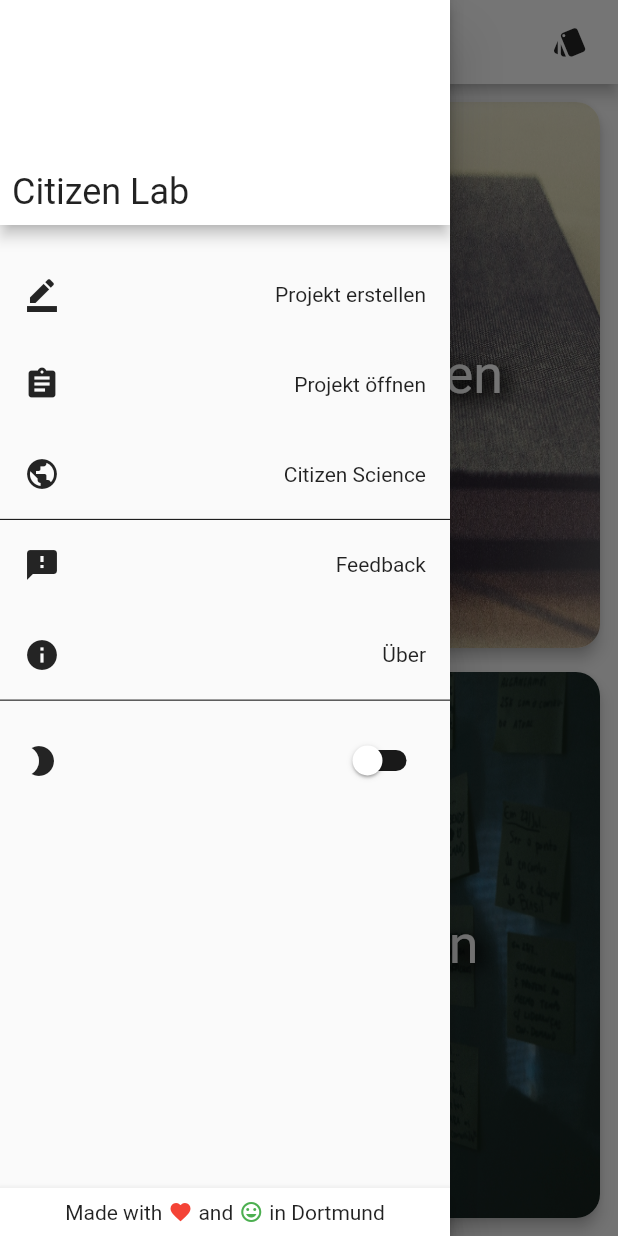
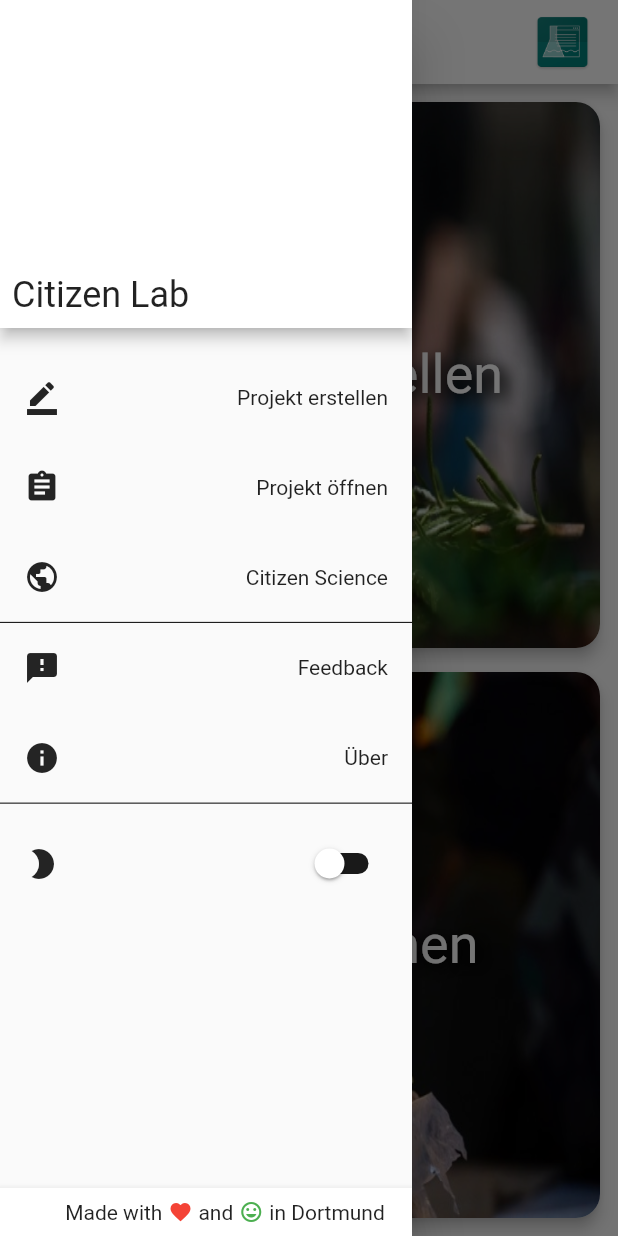
Before and after one commit to RahmiTufanoglu/citizen_lab, a Flutter app: the HomePage screen opened by its route, with the side drawer open, on a phone screen of 412 x 824 dp. Run offline on Flutter 3.47's test engine with Material 2 defaults, Android fonts, the phone set to English and light mode, and no system bars; our stand-ins replace csv, geolocator, image_picker, photo_view, share, shared_preferences and 2 more; accounts and stored records are empty.

Commit message:
add new images

```diff
--- a/lib/collapsing_appbar_page.dart
+++ b/lib/collapsing_appbar_page.dart
@@ -18,8 +18,7 @@ class CollapsingAppBarPage extends StatelessWidget {
   @override
   Widget build(BuildContext context) {
     final double pageHeight = MediaQuery.of(context).size.height;
-    const double toolbarHeight = kToolbarHeight;
-    double statusBarHeight = MediaQuery.of(context).padding.top;
+    final double statusBarHeight = MediaQuery.of(context).padding.top;
 
     return NestedScrollView(
       headerSliverBuilder: (
@@ -40,7 +39,7 @@ class CollapsingAppBarPage extends StatelessWidget {
               onPressed: () => Navigator.pop(context),
             ),
             flexibleSpace: Padding(
-              padding: EdgeInsets.only(top: toolbarHeight + statusBarHeight),
+              padding: EdgeInsets.only(top: kToolbarHeight + statusBarHeight),
               child: FlexibleSpaceBar(
                 //title: text,
                 collapseMode: CollapseMode.pin,
--- a/lib/home/home_page.dart
+++ b/lib/home/home_page.dart
@@ -75,25 +75,27 @@ class _HomePageState extends State<HomePage>
   }
 
   Widget _buildAppBar() {
+    final String citizenLab = 'Citizen Lab';
+
     return AppBar(
       elevation: 4.0,
       title: GestureDetector(
-        //onPanStart: (_) => _enableDarkMode(),
         onPanStart: (_) => _themeChanger.setTheme(),
         child: Container(
           width: double.infinity,
           child: Tooltip(
-            message: '',
-            child: Text('Citizen Lab'),
+            message: citizenLab,
+            child: Text(citizenLab),
           ),
         ),
       ),
       actions: <Widget>[
-        IconButton(
-          icon: Icon(Icons.style),
-          onPressed: () => null,
+        Image(
+          height: 42.0,
+          width: 42.0,
+          image: AssetImage('assets/ic_launcher.png'),
         ),
-        SizedBox(width: 8.0),
+        SizedBox(width: 16.0),
       ],
     );
   }
@@ -105,13 +107,17 @@ class _HomePageState extends State<HomePage>
   }*/
 
   Widget _buildDrawer() {
+    final double screenHeight = MediaQuery.of(context).size.height;
+    final double statusBarHeight = MediaQuery.of(context).padding.top;
+    final double drawerHeaderHeight =
+        (screenHeight / 3) - kToolbarHeight - statusBarHeight;
+
+    final String citizenLab = 'Citizen Lab';
+
     return MainDrawer(
       children: <Widget>[
         Container(
-          height: 150.0,
-          decoration: BoxDecoration(
-            shape: BoxShape.rectangle,
-          ),
+          height: drawerHeaderHeight,
           child: Card(
             shape: Border(),
             margin: const EdgeInsets.all(0.0),
@@ -120,7 +126,7 @@ class _HomePageState extends State<HomePage>
               child: Padding(
                 padding: const EdgeInsets.all(8.0),
                 child: Text(
-                  app_title,
+                  citizenLab,
                   style: TextStyle(fontSize: 24.0),
                 ),
               ),
@@ -225,7 +231,7 @@ class _HomePageState extends State<HomePage>
     );
   }
 
-  _onChangedSwitch(bool value) {
+  void _onChangedSwitch(bool value) {
     value
         //? _themeChanger.setTheme(appDarkTheme())
         ? _themeChanger.setTheme()
@@ -279,7 +285,7 @@ class _HomePageState extends State<HomePage>
                     children: <Widget>[
                       Expanded(
                         child: CardImageWithText(
-                          asset: 'assets/images/notes_2.jpg',
+                          asset: 'assets/images/background.jpg',
                           title: 'Projekt erstellen',
                           fontColor: Colors.white,
                           onTap: () {
@@ -293,7 +299,7 @@ class _HomePageState extends State<HomePage>
                       SizedBox(height: 8.0),
                       Expanded(
                         child: CardImageWithText(
-                          asset: 'assets/images/notes_1.jpg',
+                          asset: 'assets/images/background_3.jpg',
                           title: 'Projekt öffnen',
                           fontColor: Colors.white,
                           onTap: () {
--- a/lib/home/main_drawer.dart
+++ b/lib/home/main_drawer.dart
@@ -1,5 +1,5 @@
+import 'package:citizen_lab/custom_widgets/made_with_love_text_box.dart';
 import 'package:flutter/material.dart';
-import 'package:citizen_lab/custom_widgets/made_with_love_text_box.dart';
 
 class MainDrawer extends StatelessWidget {
   final String location;
@@ -12,12 +12,13 @@ class MainDrawer extends StatelessWidget {
 
   @override
   Widget build(BuildContext context) {
+    final double screenWidth = MediaQuery.of(context).size.width;
+
     return SizedBox(
-      width: 300.0,
+      width: screenWidth / 1.5,
       child: Drawer(
         elevation: 16.0,
         child: Stack(
-          alignment: Alignment.center,
           children: <Widget>[
             Container(
               child: ListView(children: children),
--- a/pubspec.yaml
+++ b/pubspec.yaml
@@ -67,6 +67,11 @@ flutter:
    - assets/images/beerengarten_in_koenigshardt.jpg
    - assets/images/beerengarten_in_sterkrade.jpg
    - assets/images/speisepilzgarten.jpg
+   - assets/ic_launcher.png
+   - assets/images/background.jpg
+   - assets/images/background_2.jpg
+   - assets/images/background_3.jpg
+   - assets/images/background_4.jpg
    - assets/images/notes_1.jpg
    - assets/images/notes_2.jpg
    - assets/images/notes_3.jpg
```
Also changed, not shown: lib/citizen_science/citizen_science_page.dart (+21 -1 lines), lib/citizen_science/citizen_science_web.dart (+38 -1 lines), lib/onboarding/onboarding.dart (+8 -6 lines), lib/splash_page.dart (+8 -8 lines), assets/ic_launcher.png (added), assets/images/background.jpg (added), assets/images/background_2.jpg (added), assets/images/background_3.jpg (added), assets/images/background_4.jpg (added), pubspec.lock, 6 other files.
